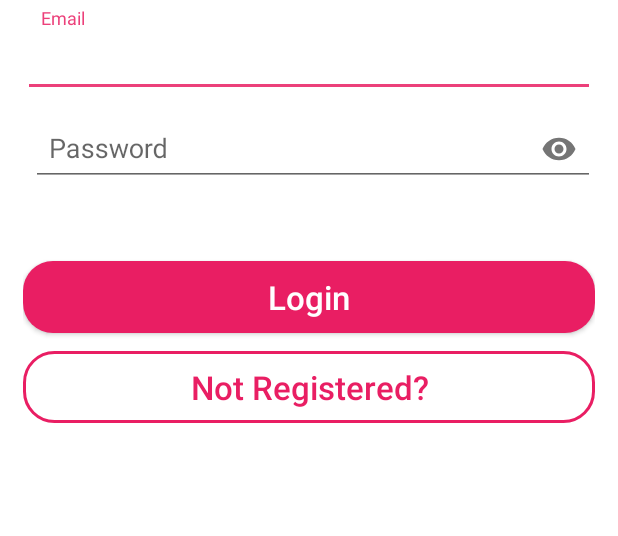
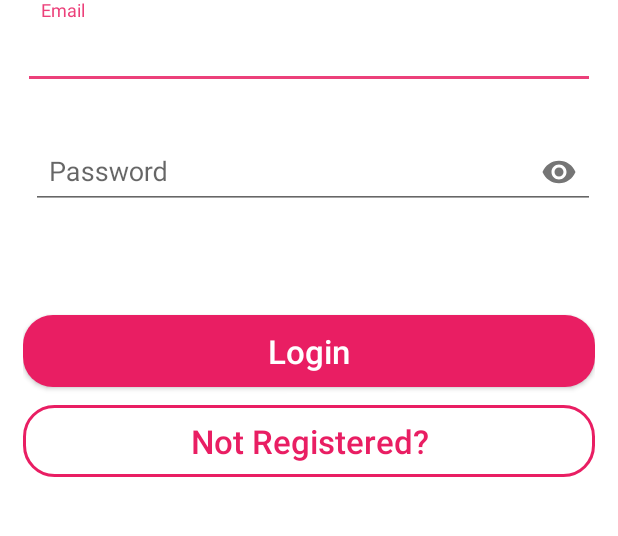
Before and after one commit to mani87/NotificationApp, an Android app: the screen it shows after launch (LoginActivity), on a phone screen of 412 x 824 dp, the part 214-750 px from its top. Run offline under Robolectric (Android 15) with nearby library versions, the phone set to English and light mode, and no system bars; our stand-ins replace Firebase (no records; nobody signed in at launch, a user with empty details on screens opened directly).

Commit message:
Small changes

```diff
--- a/app/src/main/java/com/example/mani/notificationapp/FirebaseMessagingService.java
+++ b/app/src/main/java/com/example/mani/notificationapp/FirebaseMessagingService.java
@@ -10,7 +10,6 @@ import com.google.firebase.messaging.RemoteMessage;
  */
 
 public class FirebaseMessagingService extends com.google.firebase.messaging.FirebaseMessagingService {
-    private static final String TAG = FirebaseMessagingService.class.getSimpleName();
 
     @Override
     public void onMessageReceived(RemoteMessage remoteMessage) {
--- a/app/src/main/java/com/example/mani/notificationapp/LoginActivity.java
+++ b/app/src/main/java/com/example/mani/notificationapp/LoginActivity.java
@@ -2,6 +2,7 @@ package com.example.mani.notificationapp;
 
 import android.content.Intent;
 import android.support.annotation.NonNull;
+import android.support.design.widget.TextInputLayout;
 import android.support.v7.app.AppCompatActivity;
 import android.os.Bundle;
 import android.text.TextUtils;
@@ -55,6 +56,7 @@ public class LoginActivity extends AppCompatActivity implements View.OnClickList
         mLoginButton = (Button) findViewById(R.id.btn_login);
         mRegisterNot = (Button) findViewById(R.id.btn_not_registered);
         mProgressBar = (ProgressBar) findViewById(R.id.pb_login_activity);
+
 
         mAuth = FirebaseAuth.getInstance();
         mFirestore = FirebaseFirestore.getInstance();
--- a/app/src/main/res/layout/activity_login.xml
+++ b/app/src/main/res/layout/activity_login.xml
@@ -25,7 +25,7 @@
         android:layout_width="match_parent"
         android:layout_height="wrap_content"
         android:layout_below="@+id/heading_layout"
-        android:layout_marginTop="5dp">
+        app:errorEnabled="true">
 
         <android.support.design.widget.TextInputEditText
             android:id="@+id/et_user_email"
@@ -46,6 +46,7 @@
         android:layout_height="wrap_content"
         android:layout_below="@+id/material_design_email_login"
         android:layout_marginLeft="5dp"
+        app:errorEnabled="true"
         app:passwordToggleEnabled="true">
 
         <EditText
```
